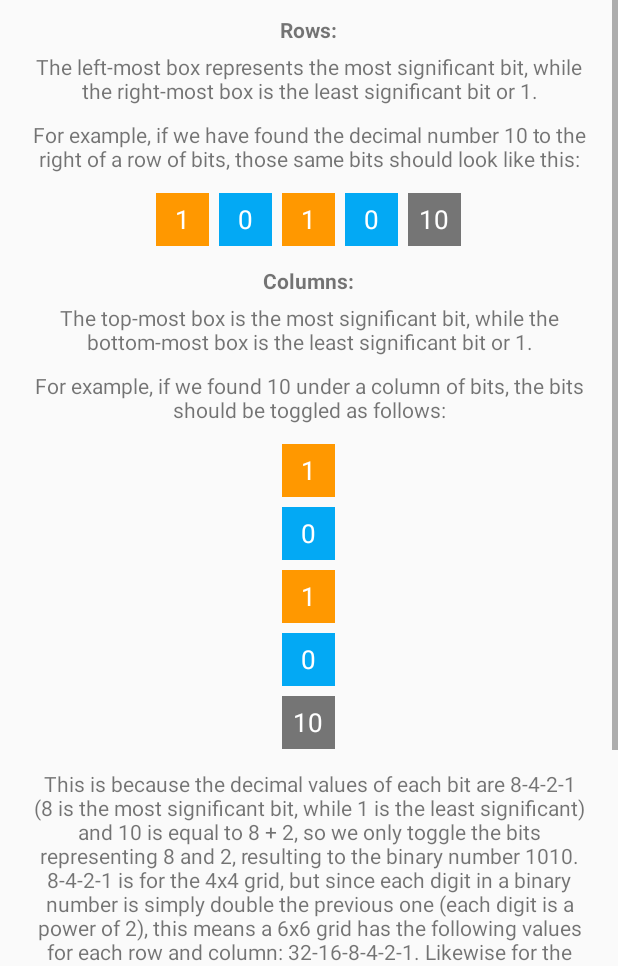
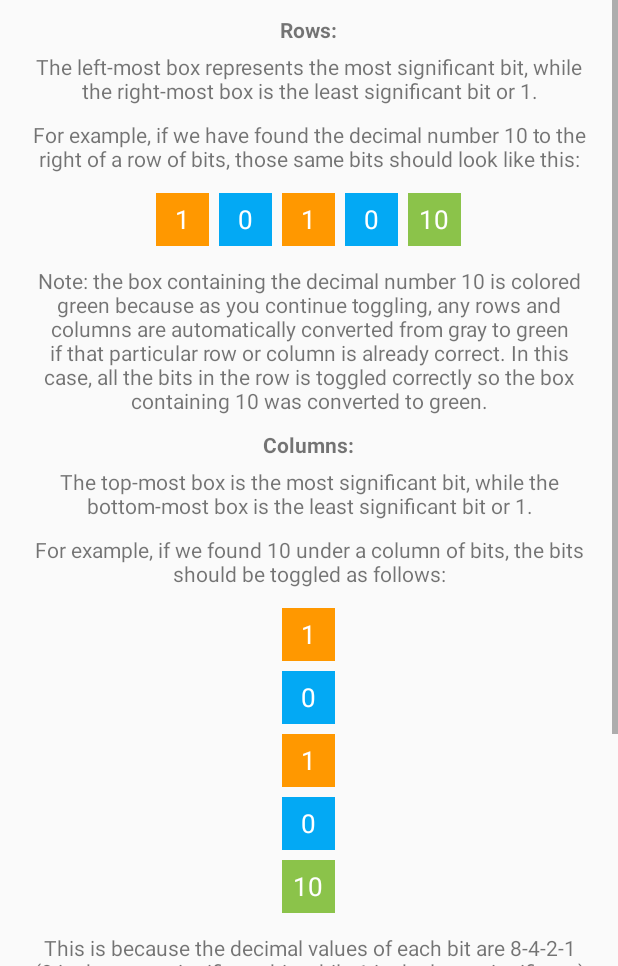
Before and after one commit to franzks-zz/GridofBits, an Android app: the layout dialog_how_to_play.xml on its own in the app's theme, with its tools: preview values and no code run, on a phone screen of 412 x 824 dp, the part 270-1236 px from its top. Run offline under Robolectric (Android 15) with nearby library versions, the phone set to English and light mode, and no system bars.

Commit message:
Updated HowToPlay to explain green decimal sums

```diff
--- a/app/src/main/res/layout/dialog_how_to_play.xml
+++ b/app/src/main/res/layout/dialog_how_to_play.xml
@@ -53,10 +53,13 @@
                 android:text="@string/zero" />
 
             <TextView style="@style/how_to_play_fake_toggle"
-                android:background="@color/bit_sum_color"
+                android:background="@color/bit_sum_toggled_color"
                 android:text="@string/ten" />
 
         </LinearLayout>
+
+        <TextView style="@style/how_to_play_text_view"
+            android:text="@string/how_to_play_sum_green_explanation" />
 
         <TextView style="@style/how_to_play_text_view"
             android:text="@string/how_to_play_cols_title"
@@ -93,7 +96,7 @@
                 android:text="@string/zero" />
 
             <TextView style="@style/how_to_play_fake_toggle"
-                android:background="@color/bit_sum_color"
+                android:background="@color/bit_sum_toggled_color"
                 android:text="@string/ten" />
 
         </LinearLayout>
@@ -102,9 +105,6 @@
             android:text="@string/how_to_play_example_explanation" />
 
         <TextView style="@style/how_to_play_text_view"
-            android:text="@string/how_to_play_toggle_sums" />
-
-        <TextView style="@style/how_to_play_text_view"
             android:text="@string/how_to_play_winning_condition" />
 
     </LinearLayout>
--- a/app/src/main/res/values/strings.xml
+++ b/app/src/main/res/values/strings.xml
@@ -36,14 +36,14 @@
     <string name="how_to_play_rows_example">
         For example, if we have found the decimal number "10" to the right of a row of bits, those same bits should look like this:
     </string>
+    <string name="how_to_play_sum_green_explanation">
+        Note: the box containing the decimal number 10 is colored green because as you continue toggling, any rows and columns are automatically converted from gray to green if that particular row or column is already correct. In this case, all the bits in the row is toggled correctly so the box containing 10 was converted to green.
+    </string>
     <string name="how_to_play_cols_example">
         For example, if we found "10" under a column of bits, the bits should be toggled as follows:
     </string>
     <string name="how_to_play_example_explanation">
         This is because the decimal values of each bit are 8-4-2-1 (8 is the most significant bit, while 1 is the least significant) and 10 is equal to 8 + 2, so we only toggle the bits representing 8 and 2, resulting to the binary number 1010. 8-4-2-1 is for the 4x4 grid, but since each digit in a binary number is simply double the previous one (each digit is a power of 2), this means a 6x6 grid has the following values for each row and column: 32-16-8-4-2-1. Likewise for the 8x8 grid: 128-64-32-16-8-4-2-1.
-    </string>
-    <string name="how_to_play_toggle_sums">
-        As the grid gets larger, it also gets increasingly difficult to remember which rows and columns you\'ve already finished. You may also tap on the decimal sums (the gray boxes) to turn them green for you to remember which rows and columns are already done.
     </string>
     <string name="how_to_play_winning_condition">
         You win when the correct bits have been toggled for the entire grid!
```
